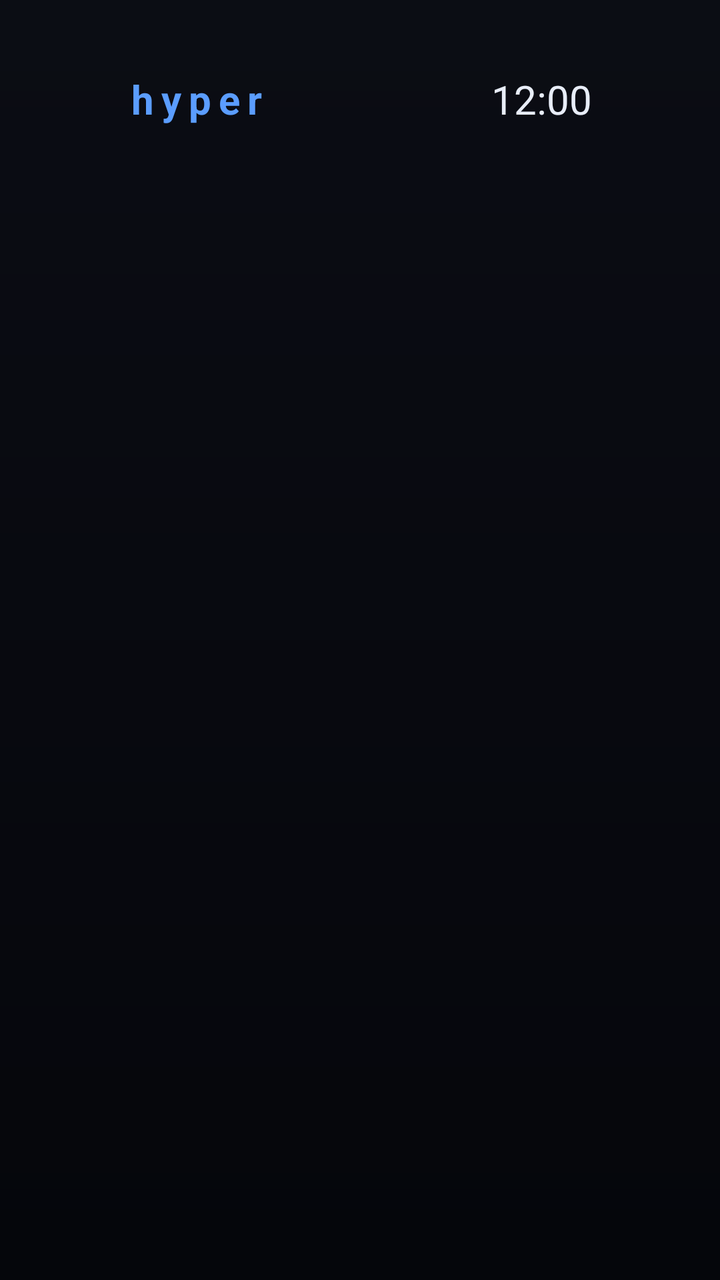
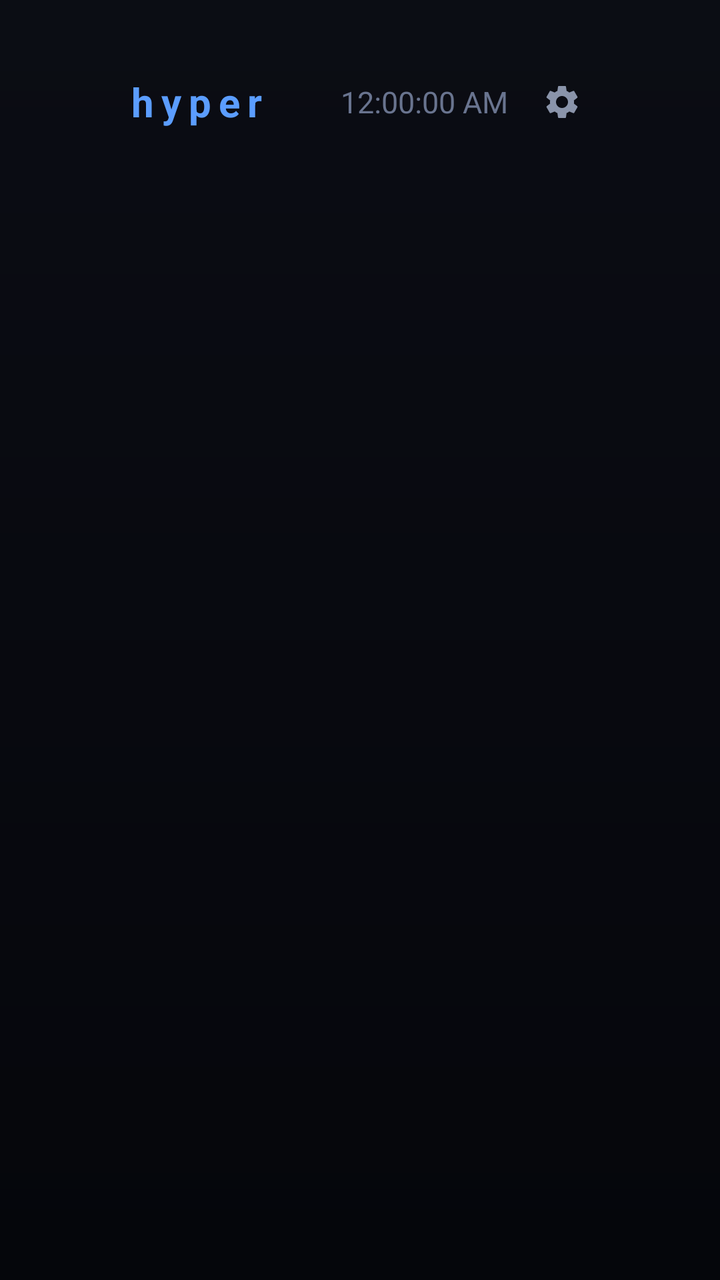

Before-and-after screenshots of an Android layout around one commit, followed by the original layout XML and the change that was made.
<!-- AndroidManifest.xml: application theme Theme.Hyper -->
<!-- res/layout/activity_home.xml -->
<?xml version="1.0" encoding="utf-8"?>
<FrameLayout xmlns:android="http://schemas.android.com/apk/res/android"
    android:layout_width="match_parent"
    android:layout_height="match_parent"
    android:clipChildren="false"
    android:clipToPadding="false">

    <LinearLayout
        android:layout_width="match_parent"
        android:layout_height="match_parent"
        android:orientation="vertical"
        android:clipChildren="false"
        android:clipToPadding="false"
        android:paddingStart="64dp"
        android:paddingEnd="64dp"
        android:paddingTop="36dp"
        android:paddingBottom="32dp">

        
        <LinearLayout
            android:layout_width="match_parent"
            android:layout_height="wrap_content"
            android:orientation="horizontal"
            android:gravity="center_vertical"
            android:layout_marginBottom="36dp">

            <TextView
                android:layout_width="wrap_content"
                android:layout_height="wrap_content"
                android:text="hyper"
                android:textColor="@color/accent"
                android:textSize="20sp"
                android:textStyle="bold"
                android:letterSpacing="0.18" />

            <View
                android:layout_width="0dp"
                android:layout_height="1dp"
                android:layout_weight="1" />

            <TextView
                android:id="@+id/date"
                android:layout_width="wrap_content"
                android:layout_height="wrap_content"
                android:textColor="@color/text_dim"
                android:textSize="14sp"
                android:layout_marginEnd="18dp" />

            <TextClock
                android:id="@+id/clock"
                android:layout_width="wrap_content"
                android:layout_height="wrap_content"
                android:format12Hour="h:mm"
                android:format24Hour="H:mm"
                android:textColor="@color/text"
                android:textSize="20sp" />
        </LinearLayout>

        
        <GridView
            android:id="@+id/grid"
            android:layout_width="match_parent"
            android:layout_height="0dp"
            android:layout_weight="1"
            android:numColumns="6"
            android:horizontalSpacing="18dp"
            android:verticalSpacing="18dp"
            android:layout_marginTop="28dp"
            android:stretchMode="columnWidth"
            android:scrollbars="none"
            android:overScrollMode="never"
            android:clipToPadding="false"
            android:clipChildren="false"
            android:listSelector="@android:color/transparent" />

        
        <TextView
            android:id="@+id/hint"
            android:layout_width="match_parent"
            android:layout_height="wrap_content"
            android:gravity="center"
            android:textColor="@color/text_dim"
            android:textSize="13sp"
            android:alpha="0"
            android:layout_marginTop="14dp" />
    </LinearLayout>
</FrameLayout>
<!-- resources referenced by this layout -->
<resources>
  <color name="accent">#5B9DFF</color>
  <color name="text">#E8EDF8</color>
  <color name="text_dim">#69748F</color>
  <style name="Theme.Hyper" parent="android:Theme.Material.NoActionBar">
          <item name="android:windowBackground">@drawable/bg</item>
          <item name="android:windowFullscreen">true</item>
          <item name="android:statusBarColor">@android:color/transparent</item>
          <item name="android:navigationBarColor">@android:color/transparent</item>
          <item name="android:windowLayoutInDisplayCutoutMode">shortEdges</item>
      </style>
  <!-- drawable bg (drawable) -->
  <?xml version="1.0" encoding="utf-8"?>
  <shape xmlns:android="http://schemas.android.com/apk/res/android" android:shape="rectangle">
      <gradient
          android:angle="270"
          android:startColor="@color/bg_top"
          android:endColor="@color/bg_bottom"
          android:type="linear" />
  </shape>
  <color name="bg_top">#0B0D14</color>
  <color name="bg_bottom">#05060B</color>
</resources>

<!-- the commit's change to res/layout/activity_home.xml (unified diff, before → after) -->
@@ -50,10 +50,21 @@
                 android:id="@+id/clock"
                 android:layout_width="wrap_content"
                 android:layout_height="wrap_content"
-                android:format12Hour="h:mm"
-                android:format24Hour="H:mm"
-                android:textColor="@color/text"
-                android:textSize="20sp" />
+                android:format12Hour="h:mm:ss a"
+                android:format24Hour="H:mm:ss"
+                android:textColor="@color/text_dim"
+                android:textSize="15sp" />
+
+            <ImageView
+                android:id="@+id/settingsBtn"
+                android:layout_width="30dp"
+                android:layout_height="30dp"
+                android:src="@drawable/ic_settings"
+                android:padding="5dp"
+                android:layout_marginStart="12dp"
+                android:focusable="true"
+                android:clickable="true"
+                android:contentDescription="Settings" />
         </LinearLayout>
 
         
<!-- resource entries referenced after the edit -->
@@ -1,8 +1,15 @@
 <!-- resources referenced by this layout -->
 <resources>
   <color name="accent">#5B9DFF</color>
-  <color name="text">#E8EDF8</color>
   <color name="text_dim">#69748F</color>
+  <!-- drawable ic_settings (drawable) -->
+  <vector xmlns:android="http://schemas.android.com/apk/res/android"
+      android:width="24dp" android:height="24dp"
+      android:viewportWidth="24" android:viewportHeight="24">
+      <path
+          android:fillColor="#8A94AA"
+          android:pathData="M19.14,12.94c0.04,-0.3 0.06,-0.61 0.06,-0.94c0,-0.32 -0.02,-0.64 -0.07,-0.94l2.03,-1.58c0.18,-0.14 0.23,-0.41 0.12,-0.61l-1.92,-3.32c-0.12,-0.22 -0.37,-0.29 -0.59,-0.22l-2.39,0.96c-0.5,-0.38 -1.03,-0.7 -1.62,-0.94L14.4,2.81c-0.04,-0.24 -0.24,-0.41 -0.48,-0.41h-3.84c-0.24,0 -0.43,0.17 -0.47,0.41L9.25,5.35C8.66,5.59 8.12,5.92 7.63,6.29L5.24,5.33c-0.22,-0.08 -0.47,0 -0.59,0.22L2.74,8.87C2.62,9.08 2.66,9.34 2.86,9.48l2.03,1.58C4.84,11.36 4.8,11.69 4.8,12s0.02,0.64 0.07,0.94l-2.03,1.58c-0.18,0.14 -0.23,0.41 -0.12,0.61l1.92,3.32c0.12,0.22 0.37,0.29 0.59,0.22l2.39,-0.96c0.5,0.38 1.03,0.7 1.62,0.94l0.36,2.54c0.05,0.24 0.24,0.41 0.48,0.41h3.84c0.24,0 0.44,-0.17 0.47,-0.41l0.36,-2.54c0.59,-0.24 1.13,-0.56 1.62,-0.94l2.39,0.96c0.22,0.08 0.47,0 0.59,-0.22l1.92,-3.32c0.12,-0.22 0.07,-0.47 -0.12,-0.61L19.14,12.94zM12,15.6c-1.98,0 -3.6,-1.62 -3.6,-3.6s1.62,-3.6 3.6,-3.6s3.6,1.62 3.6,3.6S13.98,15.6 12,15.6z" />
+  </vector>
   <style name="Theme.Hyper" parent="android:Theme.Material.NoActionBar">
           <item name="android:windowBackground">@drawable/bg</item>
           <item name="android:windowFullscreen">true</item>
